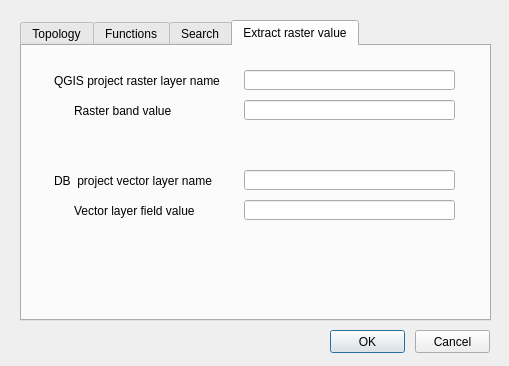
Giswater/giswater_qgis_plugin, file ui/config_mod.ui: the form before one commit.
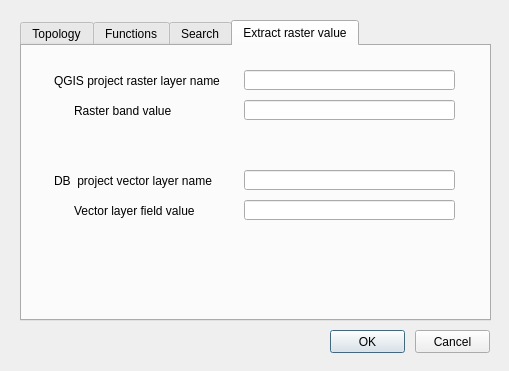
The form after the commit. The open tabs and pages were chosen to show the change.

Diff of the .ui file:
```diff
--- a/ui/config_mod.ui
+++ b/ui/config_mod.ui
@@ -7,7 +7,7 @@
     <x>0</x>
     <y>0</y>
     <width>509</width>
-    <height>366</height>
+    <height>371</height>
    </rect>
   </property>
   <property name="windowTitle">
```
Left out of the diff: 50 changed lines with no effect on the pictures.
